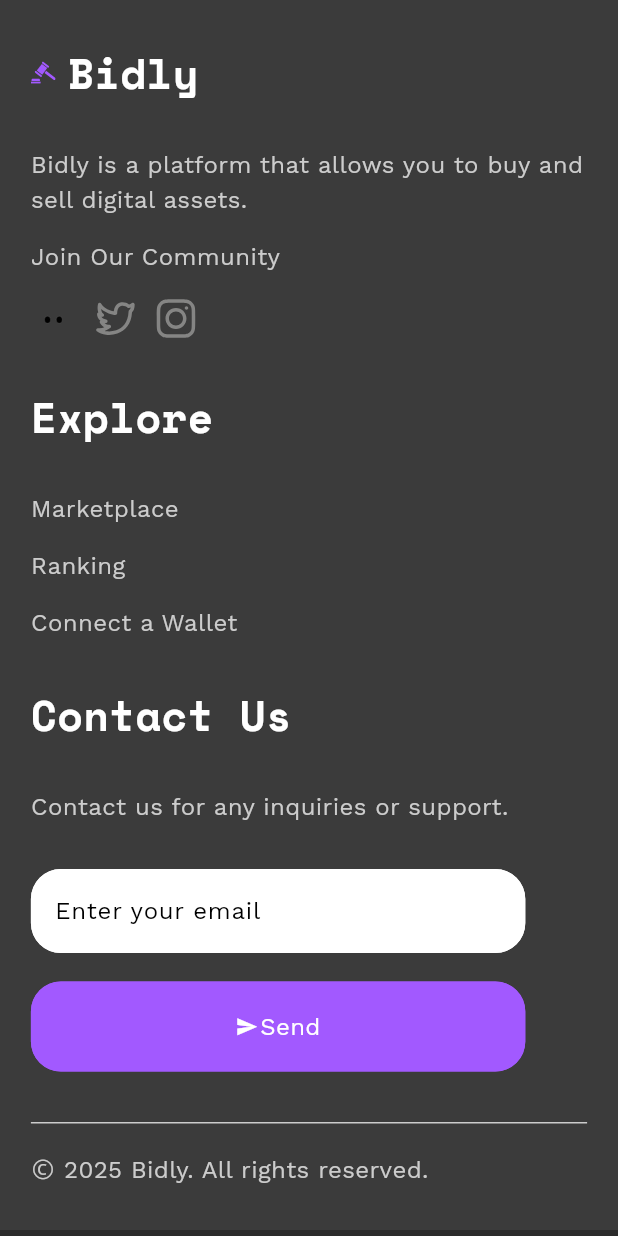
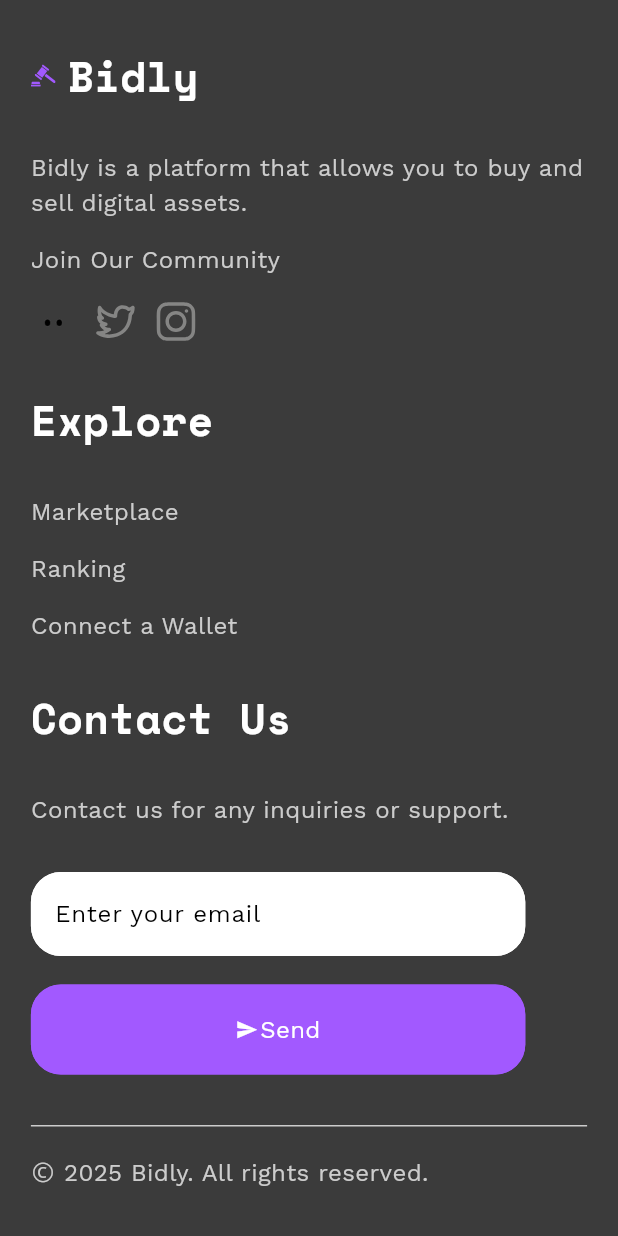
Before and after one commit to Mandeepkarki12/bidly, a Flutter app: the CustomMobileFooter widget shown alone on an empty page, opened directly, on a phone screen of 412 x 824 dp. Run offline on Flutter 3.47's test engine with Material 3 defaults, Android fonts, the phone set to English and light mode, and no system bars; our stand-ins replace bloc, dartz, dio, flutter_bloc, flutter_svg, get and 8 more; accounts and stored records are empty; network calls fail.

Commit message:
minor change

```diff
--- a/lib/core/widgets/custom_footer/custom_mobile_footer.dart
+++ b/lib/core/widgets/custom_footer/custom_mobile_footer.dart
@@ -14,7 +14,7 @@ class CustomMobileFooter extends StatelessWidget {
     final width = MediaQuery.of(context).size.width;
     return Container(
       padding: EdgeInsets.symmetric(horizontal: width * 0.05, vertical: 10),
-      height: 820,
+      height: 850,
       width: double.infinity,
       color: AppColors.backGroundSecondary,
       child: Column(
```
